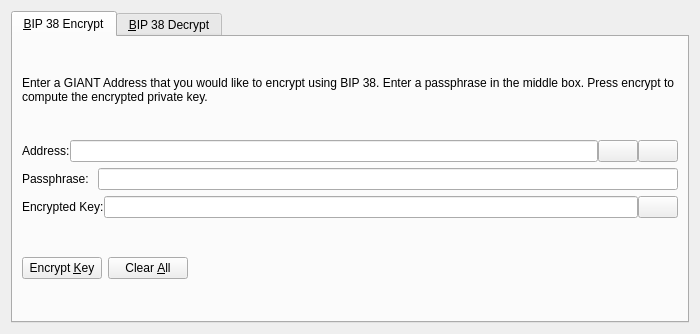
Qt form src/qt/forms/bip38tooldialog.ui (GiantPay/GiantCore) before a commit.
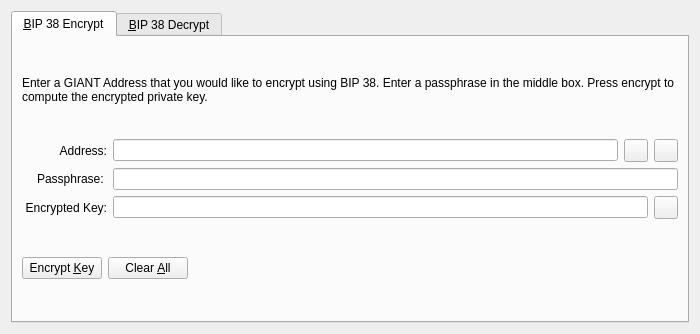
The same form after that commit. The open tabs and pages were chosen to show the change. Icons and pictures are not drawn. Custom widgets are drawn as their Qt base class.

Diff of the .ui file:
```diff
--- a/src/qt/forms/bip38tooldialog.ui
+++ b/src/qt/forms/bip38tooldialog.ui
@@ -42,11 +42,17 @@
        </item>
        <item>
         <layout class="QHBoxLayout" name="horizontalLayout_1_ENC">
-         <property name="spacing">
-          <number>0</number>
-         </property>
          <item>
           <widget class="QLabel" name="label_5">
+           <property name="alignment">
+            <set>Qt::AlignRight|Qt::AlignTrailing|Qt::AlignVCenter</set>
+           </property>
+           <property name="minimumSize">
+            <size>
+             <width>85</width>
+             <height>0</height>
+            </size>
+           </property>
            <property name="text">
             <string>Address:</string>
            </property>
@@ -60,7 +66,7 @@
           </widget>
          </item>
          <item>
-          <widget class="QPushButton" name="addressBookButton_ENC">
+          <widget class="QToolButton" name="addressBookButton_ENC">
            <property name="toolTip">
             <string>Choose previously used address</string>
            </property>
@@ -74,13 +80,10 @@
            <property name="shortcut">
             <string>Alt+A</string>
            </property>
-           <property name="autoDefault">
-            <bool>false</bool>
-           </property>
           </widget>
          </item>
          <item>
-          <widget class="QPushButton" name="pasteButton_ENC">
+          <widget class="QToolButton" name="pasteButton_ENC">
            <property name="toolTip">
             <string>Paste address from clipboard</string>
            </property>
@@ -94,9 +97,6 @@
            <property name="shortcut">
             <string>Alt+P</string>
            </property>
-           <property name="autoDefault">
-            <bool>false</bool>
-           </property>
           </widget>
          </item>
         </layout>
@@ -105,6 +105,15 @@
         <layout class="QHBoxLayout" name="horizontalLayout_5">
          <item>
           <widget class="QLabel" name="label_6">
+           <property name="alignment">
+            <set>Qt::AlignRight|Qt::AlignTrailing|Qt::AlignVCenter</set>
+           </property>
+           <property name="minimumSize">
+            <size>
+             <width>85</width>
+             <height>0</height>
+            </size>
+           </property>
            <property name="text">
             <string>Passphrase: </string>
            </property>
@@ -121,11 +130,17 @@
        </item>
        <item>
         <layout class="QHBoxLayout" name="horizontalLayout_2_ENC">
-         <property name="spacing">
-          <number>0</number>
-         </property>
          <item>
           <widget class="QLabel" name="encryptedKeyLabel_ENC">
+           <property name="alignment">
+            <set>Qt::AlignRight|Qt::AlignTrailing|Qt::AlignVCenter</set>
+           </property>
+           <property name="minimumSize">
+            <size>
+             <width>85</width>
+             <height>0</height>
+            </size>
+           </property>
            <property name="text">
             <string>Encrypted Key:</string>
            </property>
@@ -147,7 +162,7 @@
           </widget>
          </item>
          <item>
-          <widget class="QPushButton" name="copyKeyButton_ENC">
+          <widget class="QToolButton" name="copyKeyButton_ENC">
            <property name="toolTip">
             <string>Copy the current signature to the system clipboard</string>
            </property>
@@ -158,9 +173,6 @@
             <iconset resource="../giant.qrc">
              <normaloff>:/icons/editcopy</normaloff>:/icons/editcopy</iconset>
            </property>
-           <property name="autoDefault">
-            <bool>false</bool>
-           </property>
           </widget>
          </item>
         </layout>
```
Left out of the diff: 50 changed lines with no effect on the pictures.
